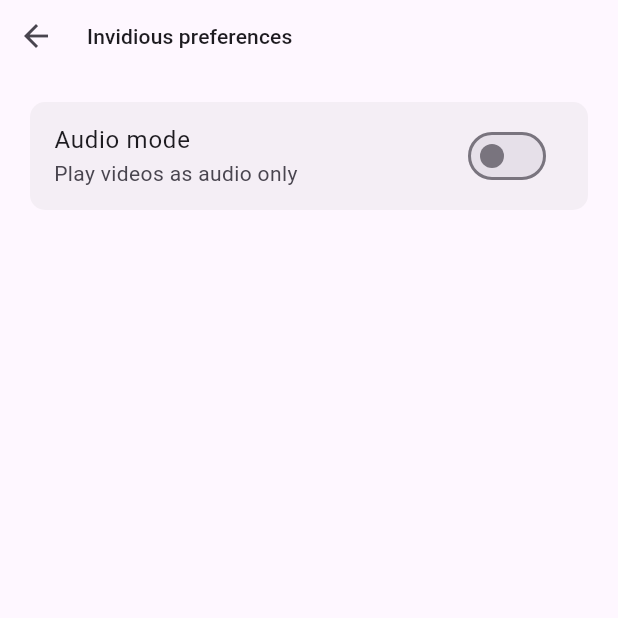
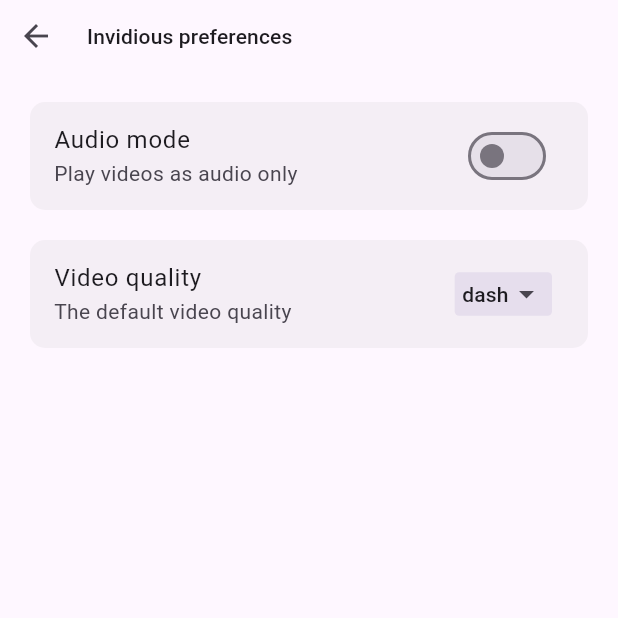
Before and after one commit to XxA7med66xX/forwardious, a Flutter app: the InvidiousPreferencesScreen screen opened directly, on a phone screen of 412 x 824 dp, the top half of it. Run offline on Flutter 3.47's test engine with Material 3 defaults, Android fonts, the phone set to English and light mode, and no system bars; our stand-ins replace flutter_bloc, shared_preferences; missing offline and left inert: chrome_extension; accounts and stored records are empty; generated files the repository leaves out were written again; network calls fail.

Commit message:
Add an video quality option
Add a video quality option to the Invidious preferences screen
This option controls the default quality of the instance
It has four values:

'dash'
'hd720'
'medium'
'small'

When you set a value, it is applied to all instances. So, when you change the instance, you will use the same quality you selected.

```diff
--- /dev/null
+++ b/lib/backend/bloc/cubit/invidious/prefrences/video_quality_cubit.dart
@@ -0,0 +1,32 @@
+import 'dart:convert';
+
+import 'package:flutter_bloc/flutter_bloc.dart';
+import 'package:forwardious/backend/chrome_api/cookies/cookies.dart';
+import 'package:forwardious/backend/invidious/preferences.dart';
+import 'package:shared_preferences/shared_preferences.dart';
+
+class VideoQualityCubit extends Cubit<String> {
+  VideoQualityCubit(this.prefs) : super('dash');
+
+  final SharedPreferences prefs;
+
+  late String selectedItem = prefs.getString('videoQuality') ?? 'dash';
+
+  selected(String item) {
+
+    selectedItem = item;
+
+    prefs.setString('videoQuality', item);
+
+    ChromeCookies.override(
+      //The name of the invidious cookies.
+      'PREFS',
+      //The targeted URL is the preferences URL of the current instance.
+      '${prefs.getString('currentInstance')!}/preferences',
+      //The preferences are encoded to JSON and then URL-encoded.
+      Uri.encodeComponent(jsonEncode(InvidiousPreferences.preferences(prefs))),
+    );
+
+    emit(item);
+  }
+}
--- a/lib/backend/invidious/preferences.dart
+++ b/lib/backend/invidious/preferences.dart
@@ -7,13 +7,12 @@ import 'package:shared_preferences/shared_preferences.dart';
 
 class InvidiousPreferences {
 
-  final SharedPreferences prefs;
-
-  InvidiousPreferences({required this.prefs});
+  InvidiousPreferences();
 
   static Map<String, dynamic> preferences(SharedPreferences prefs) {
     Map<String, dynamic> config = {
       "listen": prefs.getBool('audioMode') ?? false,
+      "quality": prefs.getString('videoQuality') ?? 'dash'
     };
     return config;
   }
--- /dev/null
+++ b/lib/frontend/screens/settings/sections/general/invidious_preferences/options/video_quality.dart
@@ -0,0 +1,52 @@
+import 'package:flutter/material.dart';
+import 'package:flutter_bloc/flutter_bloc.dart';
+import 'package:forwardious/backend/bloc/cubit/invidious/prefrences/video_quality_cubit.dart';
+import 'package:forwardious/frontend/modules/option_card.dart';
+import 'package:forwardious/frontend/modules/popup_menu_button.dart';
+import 'package:forwardious/i18n/strings.g.dart';
+
+class VideoQuality extends StatelessWidget {
+  const VideoQuality({
+    super.key,
+  });
+
+  @override
+  Widget build(BuildContext context) {
+
+    return BlocBuilder<VideoQualityCubit, String>(
+      builder: (context, state) {
+        return OptionCard.sub(
+          title: Text(context.t.settingsScreen.invidiousPreferences.videoQuality),
+          subtitle: Text(context.t.settingsScreen.invidiousPreferences.videoQualitySubtitle),
+          trailing: PopupMenu(
+            initialValue: context.watch<VideoQualityCubit>().selectedItem,
+            onSelected: (value) {
+              context.read<VideoQualityCubit>().selected(value);
+            },
+            itemBuilder: (context) {
+              return [
+                const PopupMenuItem(
+                  value: 'dash',
+                  child: Text('DASH'),
+                ),
+                const PopupMenuItem(
+                  value: 'hd720',
+                  child: Text('HD720'),
+                ),
+                const PopupMenuItem(
+                  value: 'medium',
+                  child: Text('Medium'),
+                ),
+                const PopupMenuItem(
+                  value: 'small',
+                  child: Text('Small'),
+                )
+              ];
+            },
+            selectedItem: context.watch<VideoQualityCubit>().selectedItem,
+          ),
+        );
+      },
+    );
+  }
+}
--- a/lib/frontend/screens/settings/sections/general/invidious_preferences/preferences_screen.dart
+++ b/lib/frontend/screens/settings/sections/general/invidious_preferences/preferences_screen.dart
@@ -1,6 +1,7 @@
 import 'package:flutter/material.dart';
 import 'package:forwardious/frontend/modules/custom_flat_button.dart';
 import 'package:forwardious/frontend/screens/settings/sections/general/invidious_preferences/options/audio_mode.dart';
+import 'package:forwardious/frontend/screens/settings/sections/general/invidious_preferences/options/video_quality.dart';
 import 'package:forwardious/i18n/strings.g.dart';
 
 class InvidiousPreferencesScreen extends StatelessWidget {
@@ -13,6 +14,7 @@ class InvidiousPreferencesScreen extends StatelessWidget {
         children: [
           CustomAppbar(),
           AudioMode(),
+          VideoQuality()
         ],
       ),
     );
--- a/lib/i18n/strings.i18n.json
+++ b/lib/i18n/strings.i18n.json
@@ -32,7 +32,9 @@
     "invidiousPreferences": {
       "invidiousPreferences": "Invidious preferences",
       "audioMode": "Audio mode",
-      "audioModeSubtitle": "Play videos as audio only"
+      "audioModeSubtitle": "Play videos as audio only",
+      "videoQuality": "Video quality",
+      "videoQualitySubtitle": "The default video quality"
     }
   },
   "errors": {
--- a/lib/i18n/strings_ar.i18n.json
+++ b/lib/i18n/strings_ar.i18n.json
@@ -32,7 +32,9 @@
     "invidiousPreferences": {
       "invidiousPreferences": "تفضيلات إنفيديوس",
       "audioMode": "وضع الصوت",
-      "audioModeSubtitle": "تشغيل الفيديوهات كصوت فقط"
+      "audioModeSubtitle": "تشغيل الفيديوهات كصوت فقط",
+      "videoQuality": "جودة الفيديو",
+      "videoQualitySubtitle": "جودة الفيديو الإفتراضية"
     }
   },
   "errors": {
--- a/lib/main.dart
+++ b/lib/main.dart
@@ -2,6 +2,7 @@ import 'package:flutter/material.dart';
 import 'package:flutter_bloc/flutter_bloc.dart';
 import 'package:forwardious/backend/bloc/cubit/chrome_settings/tab_behaviour_cubit.dart';
 import 'package:forwardious/backend/bloc/cubit/invidious/prefrences/audio_mode_cubit.dart';
+import 'package:forwardious/backend/bloc/cubit/invidious/prefrences/video_quality_cubit.dart';
 import 'package:forwardious/backend/bloc/cubit/language_cubit.dart';
 import 'package:forwardious/backend/bloc/cubit/theme_cubit.dart';
 import 'package:forwardious/backend/bloc/cubit/radio_button_cubit.dart';
@@ -41,6 +42,7 @@ class MainApp extends StatelessWidget {
         BlocProvider(create: (context) => LanguageCubit(prefs)),
         BlocProvider(create: (context) => TabRefreshCubit(prefs)),
         BlocProvider(create: (context) => AudioModeCubit(prefs)),
+        BlocProvider(create: (context) => VideoQualityCubit(prefs)),
       ],
       child: BlocBuilder<ThemeCubit, bool>(
         builder: (context, state) {
```
Also changed, not shown: lib/i18n/strings.g.dart.
